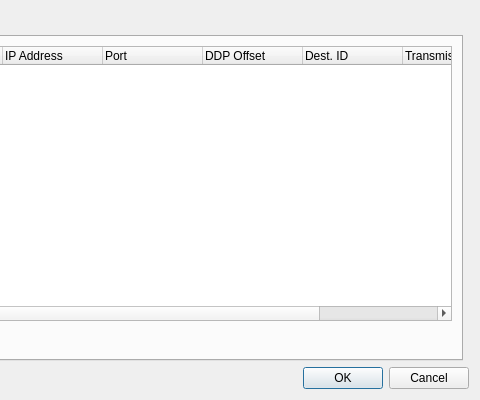
Above: plugins/ddp/configureddp.ui from abossard/qlcplus before the change; both pictures show x 220 to 700 and y 0 to 400 of the 700 by 400 pixel window. Below: the same form after it.
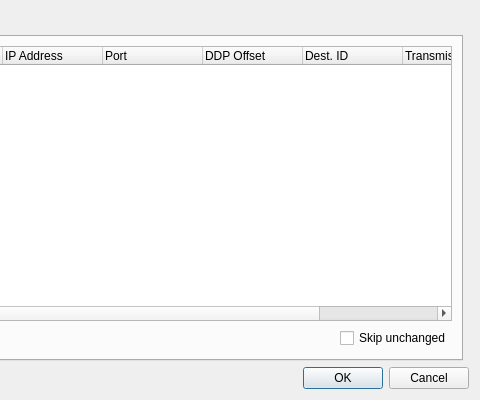
That is the form after the change.

```diff
--- a/plugins/ddp/configureddp.ui
+++ b/plugins/ddp/configureddp.ui
@@ -126,6 +126,16 @@
             </property>
            </spacer>
           </item>
+          <item>
+           <widget class="QCheckBox" name="m_skipUnchangedCheck">
+            <property name="text">
+             <string>Skip unchanged</string>
+            </property>
+            <property name="toolTip">
+             <string>Suppress sending when data hasn't changed. Saves bandwidth on Wi-Fi but may cause inter-universe sync drift on multi-universe setups.</string>
+            </property>
+           </widget>
+          </item>
          </layout>
         </item>
        </layout>
```
